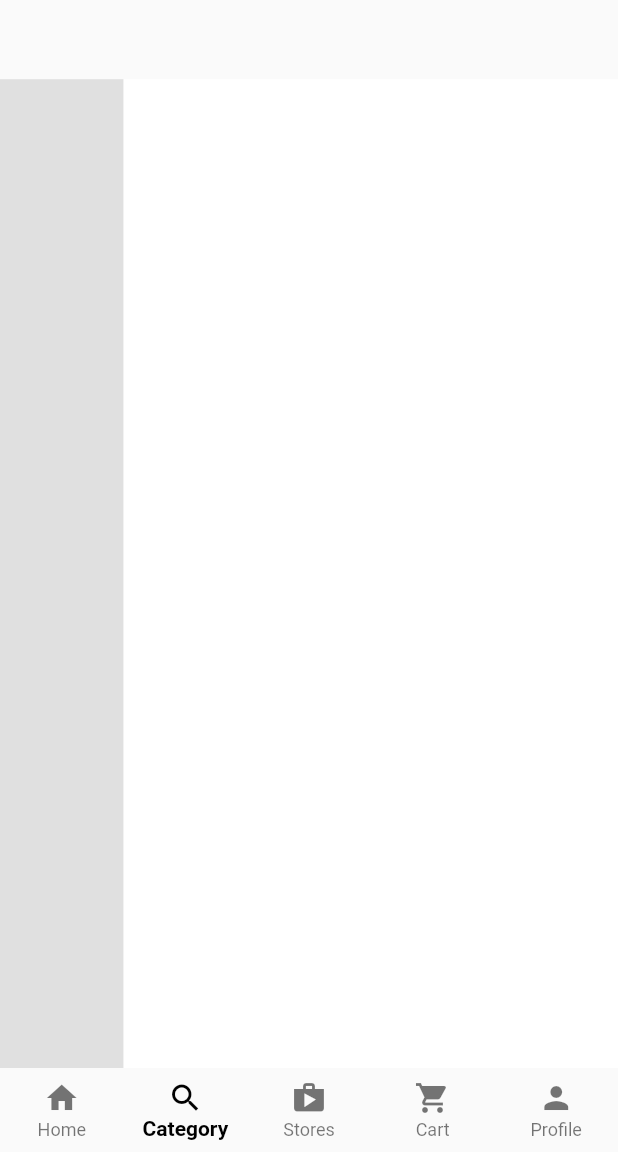
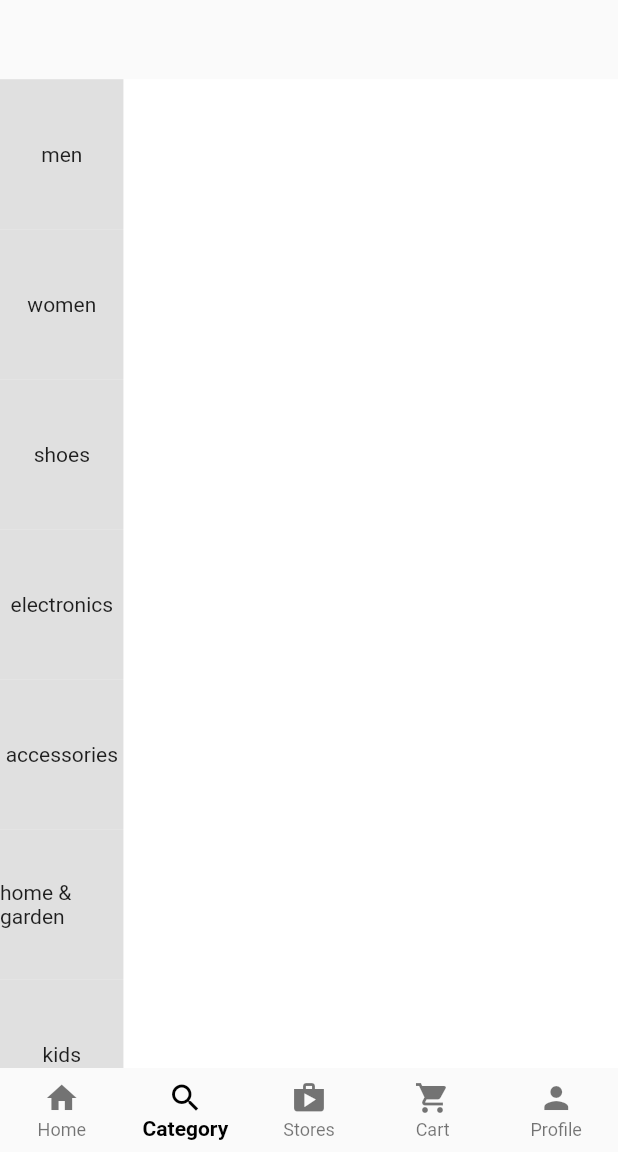
Before and after one commit to HHHMHA/multi_store_app, a Flutter app: the screen it shows after launch, item 2 of the bottom bar chosen, on a phone screen of 412 x 824 dp, the part 84-1236 px from its top. Run offline on Flutter 3.47's test engine with Material 2 defaults, Android fonts, the phone set to English and light mode, and no system bars.

Commit message:
Add side categories section

```diff
--- a/lib/main_screens/category.dart
+++ b/lib/main_screens/category.dart
@@ -1,5 +1,16 @@
 import 'package:flutter/material.dart';
 import 'package:multi_store_app/widgets/fake_search.dart';
+
+List<ItemsData> categories = [
+  ItemsData(label: 'men'),
+  ItemsData(label: 'women'),
+  ItemsData(label: 'shoes'),
+  ItemsData(label: 'electronics'),
+  ItemsData(label: 'accessories'),
+  ItemsData(label: 'home & garden'),
+  ItemsData(label: 'kids'),
+  ItemsData(label: 'beauty'),
+];
 
 class CategoryScreen extends StatefulWidget {
   const CategoryScreen({Key? key}) : super(key: key);
@@ -36,6 +47,37 @@ class _CategoryScreenState extends State<CategoryScreen> {
     );
   }
 
+  Widget sideNavigator(mediaQuery) {
+    return SizedBox(
+      height: mediaQuery.size.height * 0.8,
+      width: mediaQuery.size.width * 0.2,
+      child: ListView.builder(
+        itemCount: categories.length,
+        itemBuilder: (context, index) {
+          return GestureDetector(
+            onTap: () {
+              for (var element in categories) {
+                element.isSelected = false;
+              }
+              setState(() {
+                categories[index].isSelected = true;
+              });
+            },
+            child: Container(
+              color: categories[index].isSelected
+                  ? Colors.white
+                  : Colors.grey.shade300,
+              height: 100,
+              child: Center(
+                child: Text(categories[index].label),
+              ),
+            ),
+          );
+        },
+      ),
+    );
+  }
+
   Widget categoryView(mediaQuery) {
     return Container(
       height: mediaQuery.size.height * 0.8,
@@ -43,12 +85,10 @@ class _CategoryScreenState extends State<CategoryScreen> {
       color: Colors.white,
     );
   }
+}
 
-  Widget sideNavigator(mediaQuery) {
-    return Container(
-      height: mediaQuery.size.height * 0.8,
-      width: mediaQuery.size.width * 0.2,
-      color: Colors.grey.shade300,
-    );
-  }
+class ItemsData {
+  final String label;
+  bool isSelected;
+  ItemsData({required this.label, this.isSelected = false});
 }
```
